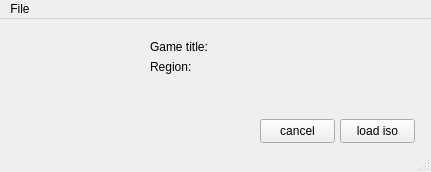
Old version of the form forms/mainwindow.ui in the repository dev-0x7C6/wii-region-check.
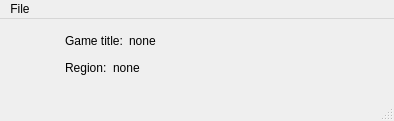
New version of the form. Icons and pictures are not drawn.

What changed in the file:
```diff
--- a/forms/mainwindow.ui
+++ b/forms/mainwindow.ui
@@ -6,8 +6,8 @@
    <rect>
     <x>0</x>
     <y>0</y>
-    <width>431</width>
-    <height>172</height>
+    <width>394</width>
+    <height>121</height>
    </rect>
   </property>
   <property name="windowTitle">
@@ -18,131 +18,110 @@
     <normaloff>:/newPrefix/images/dvdrom.png</normaloff>:/newPrefix/images/dvdrom.png</iconset>
   </property>
   <widget class="QWidget" name="centralWidget">
+   <layout class="QGridLayout" name="gridLayout">
+    <item row="0" column="0">
+     <layout class="QHBoxLayout" name="horizontalLayout_3">
+      <item>
    <widget class="QLabel" name="label">
-    <property name="geometry">
-     <rect>
-      <x>10</x>
-      <y>0</y>
-      <width>128</width>
-      <height>128</height>
-     </rect>
+        <property name="minimumSize">
+         <size>
+          <width>48</width>
+          <height>48</height>
+         </size>
+        </property>
+        <property name="maximumSize">
+         <size>
+          <width>48</width>
+          <height>48</height>
+         </size>
     </property>
     <property name="text">
      <string/>
     </property>
     <property name="pixmap">
-     <pixmap>:/newPrefix/icons/form/formicon.png</pixmap>
-    </property>
-   </widget>
+         <pixmap>:/newPrefix/icons/wiiregioncheck48.png</pixmap>
+        </property>
+        <property name="alignment">
+         <set>Qt::AlignCenter</set>
+        </property>
+       </widget>
+      </item>
+      <item>
+       <layout class="QVBoxLayout" name="verticalLayout">
+        <item>
+         <layout class="QHBoxLayout" name="horizontalLayout">
+          <item>
    <widget class="QLabel" name="label_2">
-    <property name="geometry">
-     <rect>
-      <x>150</x>
-      <y>20</y>
-      <width>62</width>
-      <height>15</height>
-     </rect>
+            <property name="sizePolicy">
+             <sizepolicy hsizetype="Maximum" vsizetype="Preferred">
+              <horstretch>0</horstretch>
+              <verstretch>0</verstretch>
+             </sizepolicy>
     </property>
     <property name="text">
      <string>Game title:</string>
     </property>
    </widget>
-   <widget class="QLabel" name="label_3">
-    <property name="geometry">
-     <rect>
-      <x>230</x>
-      <y>20</y>
-      <width>53</width>
-      <height>15</height>
-     </rect>
-    </property>
+          </item>
+          <item>
+           <widget class="QLabel" name="gameTitle">
     <property name="text">
-     <string>&lt;empty&gt;</string>
-    </property>
-   </widget>
+             <string>none</string>
+            </property>
+           </widget>
+          </item>
+         </layout>
+        </item>
+        <item>
+         <layout class="QHBoxLayout" name="horizontalLayout_2">
+          <item>
    <widget class="QLabel" name="label_4">
-    <property name="geometry">
-     <rect>
-      <x>150</x>
-      <y>40</y>
-      <width>42</width>
-      <height>15</height>
-     </rect>
+            <property name="sizePolicy">
+             <sizepolicy hsizetype="Maximum" vsizetype="Preferred">
+              <horstretch>0</horstretch>
+              <verstretch>0</verstretch>
+             </sizepolicy>
     </property>
     <property name="text">
      <string>Region:</string>
     </property>
    </widget>
+          </item>
+          <item>
    <widget class="QLabel" name="labelRegion">
-    <property name="geometry">
-     <rect>
-      <x>230</x>
-      <y>40</y>
-      <width>53</width>
-      <height>15</height>
-     </rect>
-    </property>
     <property name="text">
-     <string>&lt;empty&gt;</string>
-    </property>
-   </widget>
-   <widget class="QPushButton" name="buttonCancel">
-    <property name="geometry">
-     <rect>
-      <x>260</x>
-      <y>100</y>
-      <width>75</width>
-      <height>24</height>
-     </rect>
-    </property>
-    <property name="autoFillBackground">
-     <bool>false</bool>
-    </property>
-    <property name="text">
-     <string>cancel</string>
-    </property>
-    <property name="icon">
-     <iconset>
-      <normaloff>:/newPrefix/icons/form/cancel.png</normaloff>:/newPrefix/icons/form/cancel.png</iconset>
-    </property>
-    <property name="iconSize">
+             <string>none</string>
+            </property>
+           </widget>
+          </item>
+         </layout>
+        </item>
+       </layout>
+      </item>
+     </layout>
+    </item>
+    <item row="1" column="0">
+     <spacer name="verticalSpacer">
+      <property name="orientation">
+       <enum>Qt::Vertical</enum>
+      </property>
+      <property name="sizeHint" stdset="0">
      <size>
-      <width>16</width>
-      <height>16</height>
-     </size>
-    </property>
-   </widget>
-   <widget class="QPushButton" name="buttonLoad">
-    <property name="geometry">
-     <rect>
-      <x>340</x>
-      <y>100</y>
-      <width>75</width>
-      <height>24</height>
-     </rect>
-    </property>
-    <property name="text">
-     <string>load iso</string>
-    </property>
-    <property name="icon">
-     <iconset>
-      <normaloff>:/newPrefix/icons/form/open.png</normaloff>:/newPrefix/icons/form/open.png</iconset>
-    </property>
-    <property name="iconSize">
-     <size>
-      <width>16</width>
-      <height>16</height>
-     </size>
-    </property>
-   </widget>
+        <width>20</width>
+        <height>40</height>
+       </size>
+      </property>
+     </spacer>
+    </item>
+   </layout>
   </widget>
   <widget class="QMenuBar" name="menuBar">
    <property name="geometry">
     <rect>
      <x>0</x>
      <y>0</y>
-     <width>431</width>
-     <height>24</height>
+     <width>394</width>
+     <height>26</height>
     </rect>
    </property>
    <widget class="QMenu" name="menuFile">
```
Left out of the diff: 14 changed lines with no effect on the pictures. Lines whose indentation alone changed are shown as unchanged.
